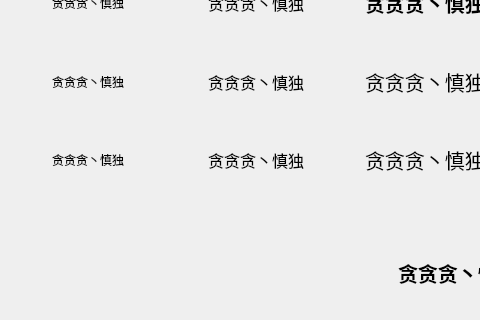
The window that 1_5_QLabel/mainwindow.ui (BluseLi123/QtDemo) describes before a commit, drawn with Qt 5; both pictures show x 0 to 480 and y 92 to 412 of the 1194 by 705 pixel window.
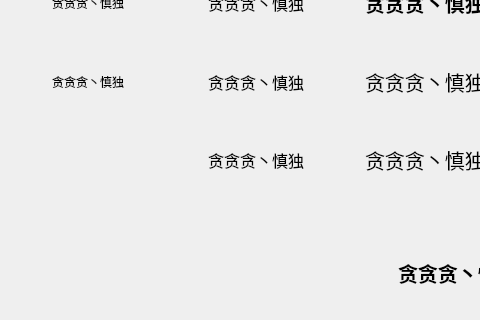
The same window after the commit. Icons and pictures are not drawn.

The edit to the form file:
```diff
--- a/1_5_QLabel/mainwindow.ui
+++ b/1_5_QLabel/mainwindow.ui
@@ -252,9 +252,6 @@
              <kerning>true</kerning>
             </font>
            </property>
-           <property name="text">
-            <string>&lt;p&gt;贪贪贪丶慎独&lt;/p&gt;</string>
-           </property>
            <property name="textFormat">
             <enum>Qt::RichText</enum>
            </property>
```
